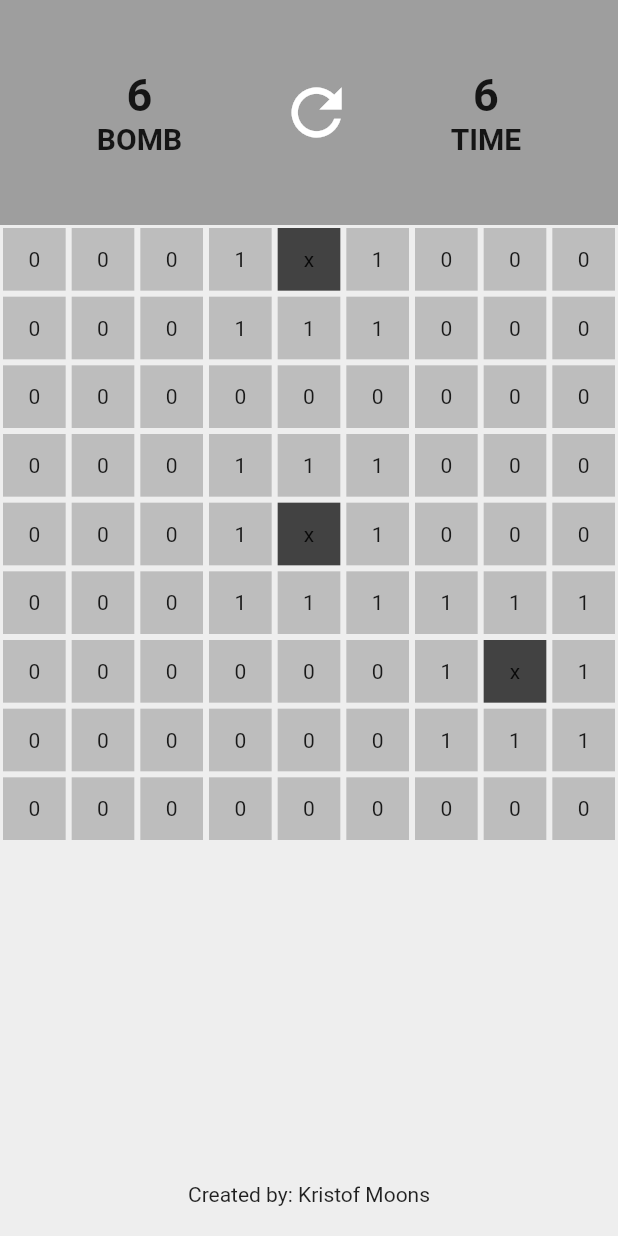
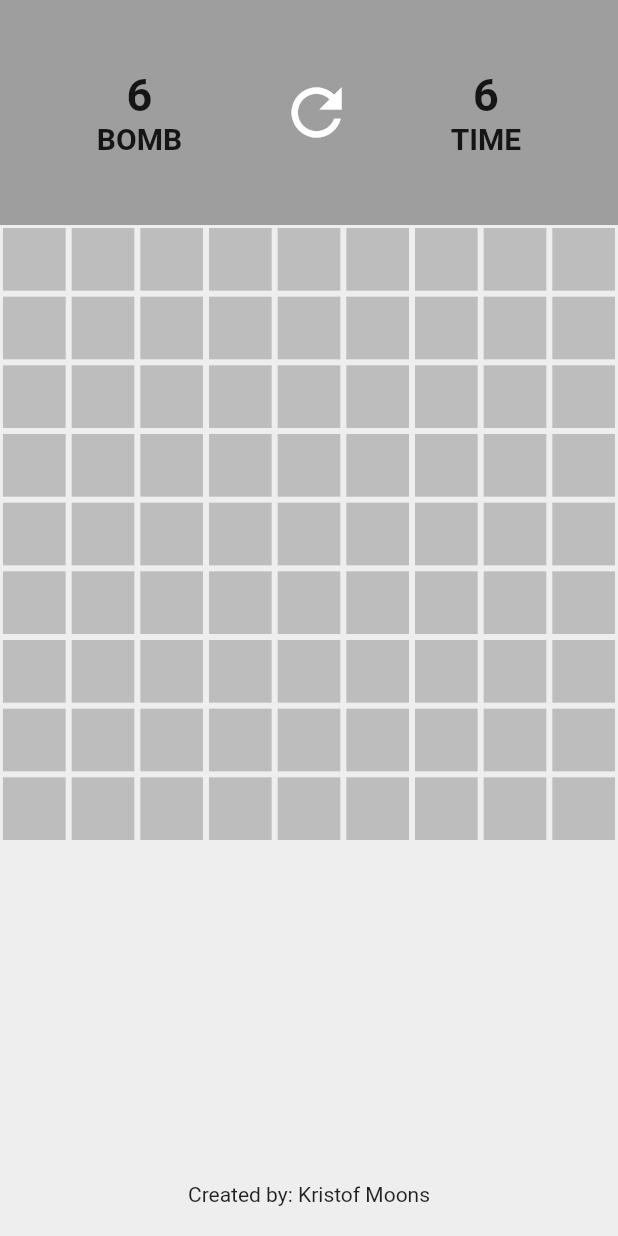
Before and after one commit to kristofmoons/minesweeper, a Flutter app: the screen it shows after launch, on a phone screen of 412 x 824 dp. Run offline on Flutter 3.47's test engine with Material 2 defaults, Android fonts, the phone set to English and light mode, and no system bars.

Commit message:
add game over

```diff
--- a/lib/bomb.dart
+++ b/lib/bomb.dart
@@ -13,8 +13,7 @@ class MyBomb extends StatelessWidget {
       child: Padding(
           padding: const EdgeInsets.all(2.0),
           child: Container(
-            color: Colors.grey[800],
-            child: Center(child: Text('x')),
+            color: revealed ? Colors.red[800] : Colors.grey[400],
           )),
     );
   }
--- a/lib/homepage.dart
+++ b/lib/homepage.dart
@@ -18,6 +18,8 @@ class _HomePageState extends State<HomePage> {
     40,
     61,
   ];
+  bool bombRevealed = false;
+
   @override
   void initState() {
     super.initState();
@@ -145,8 +147,12 @@ class _HomePageState extends State<HomePage> {
                 itemBuilder: (context, index) {
                   if (bombLocation.contains(index)) {
                     return MyBomb(
-                      child: 'x',
-                      revealed: squareStatus[index][1],
+                      revealed: bombRevealed,
+                      function: () {
+                        setState(() {
+                          bombRevealed = true;
+                        });
+                      },
                     );
                   } else {
                     return MyNumberBox(
--- a/lib/numberbox.dart
+++ b/lib/numberbox.dart
@@ -15,7 +15,10 @@ class MyNumberBox extends StatelessWidget {
           padding: const EdgeInsets.all(2.0),
           child: Container(
             color: revealed ? Colors.grey[300] : Colors.grey[400],
-            child: Center(child: Text(child.toString())),
+            child: Center(
+                child: Text(
+              revealed ? child.toString() : '',
+            )),
           )),
     );
   }
```
